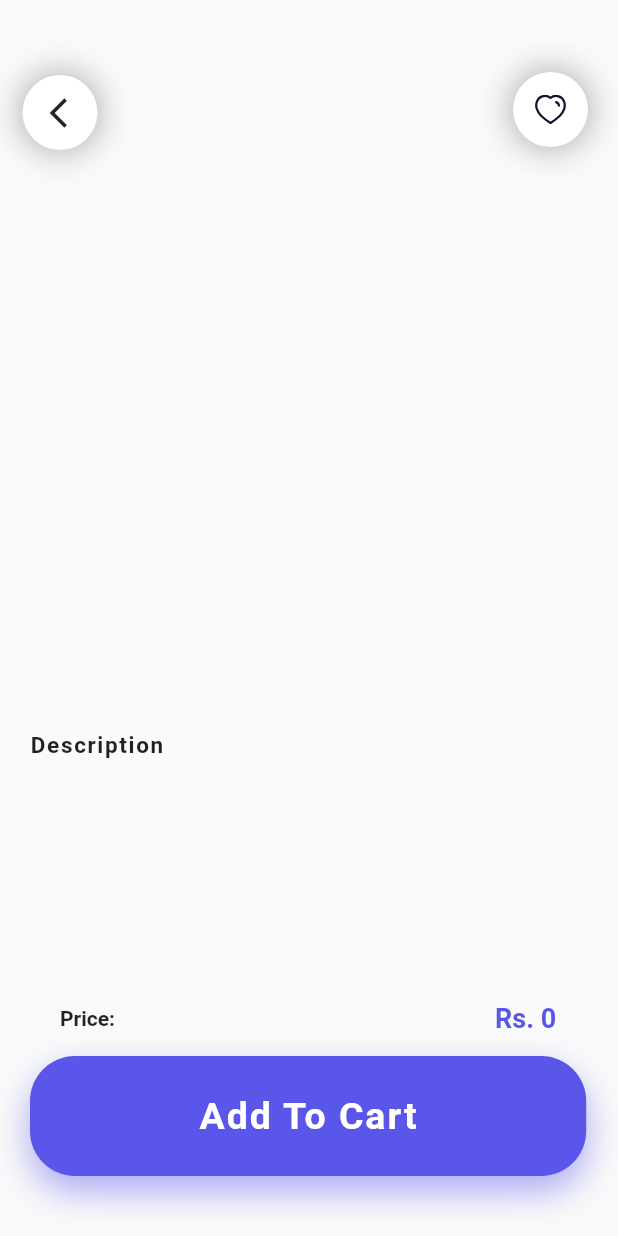
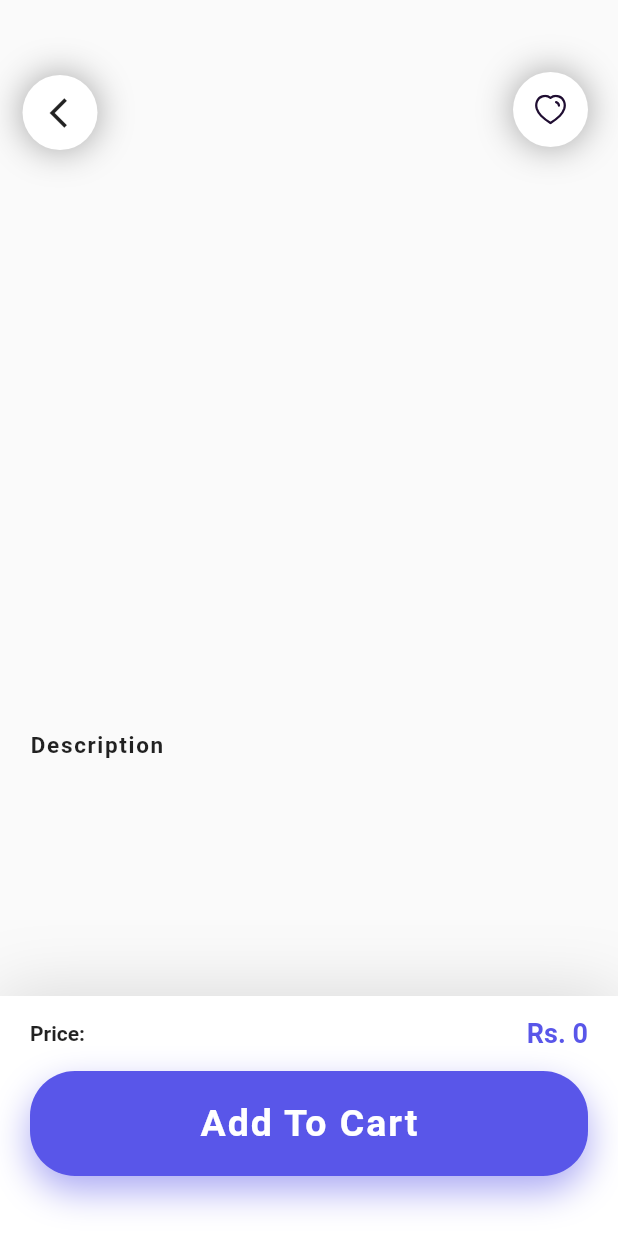
Before and after one commit to Appium-Labs/Ecommerce-App, a Flutter app: the DetailsScreen screen opened directly with empty values, on a phone screen of 412 x 824 dp. Run offline on Flutter 3.47's test engine with Material 2 defaults, Android fonts, the phone set to English and light mode, and no system bars; our stand-ins replace dio, flutter_svg, flutter_zoom_drawer, get; network calls fail.

```diff
--- a/lib/NavigationMenu.dart
+++ b/lib/NavigationMenu.dart
@@ -18,9 +18,9 @@ class _NavigationMenuState extends State<NavigationMenu> {
   int _index = 0;
   final screens = [
     const HomeScreen(),
-    const FavorittesScreen(),
-    const ProfileScreen(),
-    const CartScreen()
+    FavorittesScreen(),
+    ProfileScreen(),
+    CartScreen()
   ];
 
   @override
--- a/lib/Screens/DetailsScreen/DetailsScreen.dart
+++ b/lib/Screens/DetailsScreen/DetailsScreen.dart
@@ -20,7 +20,13 @@ class DetailsScreen extends StatelessWidget {
         width: MediaQuery.of(context).size.width,
         child: Stack(
           children: [
-            SingleChildScrollView(
+            Positioned(
+              top: 0,
+              left: 0,
+              child: Container(
+                height: MediaQuery.of(context).size.height,
+                width: MediaQuery.of(context).size.width,
+                child: SingleChildScrollView(
                   child: Column(
                     crossAxisAlignment: CrossAxisAlignment.start,
                     mainAxisAlignment: MainAxisAlignment.end,
@@ -81,7 +87,9 @@ class DetailsScreen extends StatelessWidget {
                               letterSpacing: 1.1),
                         ),
                       ),
-                  Container(
+                      SingleChildScrollView(
+                        child: Container(
+                          height: MediaQuery.of(context).size.height * 0.5,
                           padding: const EdgeInsets.only(left: 20, right: 20),
                           child: Text(
                             product.description.toString(),
@@ -89,6 +97,7 @@ class DetailsScreen extends StatelessWidget {
                                 fontSize: 15,
                                 fontWeight: FontWeight.w400,
                                 letterSpacing: 1.2),
+                          ),
                         ),
                       ),
                       // Spacer(),
@@ -122,6 +131,8 @@ class DetailsScreen extends StatelessWidget {
                     ],
                   ),
                 ),
+              ),
+            ),
             Positioned(
                 bottom: 0,
                 left: 0,
@@ -129,7 +140,14 @@ class DetailsScreen extends StatelessWidget {
                   children: [
                     Container(
                       height: 50,
-                      width: MediaQuery.of(context).size.width * 0.9,
+                      decoration:
+                          BoxDecoration(color: Colors.white, boxShadow: [
+                        BoxShadow(
+                            offset: Offset(0, 0),
+                            blurRadius: 40,
+                            color: Colors.grey.withOpacity(0.4))
+                      ]),
+                      width: MediaQuery.of(context).size.width,
                       padding: const EdgeInsets.symmetric(
                           horizontal: 20, vertical: 10),
                       child: Row(
@@ -150,7 +168,13 @@ class DetailsScreen extends StatelessWidget {
                       ),
                     ),
                     GestureDetector(
-                      onTap: () {},
+                      onTap: () {
+                        print("add to card");
+                      },
+                      child: Container(
+                        color: Colors.white,
+                        width: MediaQuery.of(context).size.width,
+                        height: 110,
                         child: Container(
                           alignment: Alignment.center,
                           height: 80,
@@ -163,8 +187,8 @@ class DetailsScreen extends StatelessWidget {
                               boxShadow: [
                                 BoxShadow(
                                     offset: Offset(0, 10),
-                                  color:
-                                      const Color(0xff5956E9).withOpacity(0.5),
+                                    color: const Color(0xff5956E9)
+                                        .withOpacity(0.5),
                                     blurRadius: 20)
                               ]),
                           child: const Text(
@@ -174,6 +198,7 @@ class DetailsScreen extends StatelessWidget {
                                 color: Colors.white,
                                 fontWeight: FontWeight.bold,
                                 fontSize: 25),
+                          ),
                         ),
                       ),
                     ),
--- a/lib/Screens/HomeScreen/Views/ProductCard.dart
+++ b/lib/Screens/HomeScreen/Views/ProductCard.dart
@@ -37,13 +37,15 @@ class ProductCard extends StatelessWidget {
             Positioned(
               top: 0,
               child: Container(
-                height: 200,
+                height: 160,
                 width: 220,
+                margin: EdgeInsets.only(top: 5),
                 child: ClipRRect(
                   borderRadius: BorderRadius.circular(30),
                   child: Image.network(
                     "https://ecommerce-app-backend.vercel.app/" +
                         product.photos![0].url.toString(),
+                    fit: BoxFit.contain,
                     errorBuilder: (context, error, stackTrace) {
                       return Container(
                         color: Colors.amber,
```
Also changed, not shown: lib/Drawer/MainDrawer.dart (+10 -3 lines), lib/Screens/CartScreen/AddedProductCard.dart (added, +91 -0 lines), lib/Screens/CartScreen/CartScreen.dart (+35 -3 lines), lib/Screens/FavoritesScreen/FavoritesScreen.dart (+36 -4 lines), lib/Screens/HomeScreen/Controller/CategoryController.dart (+7 -0 lines), lib/Screens/HomeScreen/Views/HomeScreen.dart (+19 -7 lines). Lines whose indentation alone changed are shown as unchanged.
